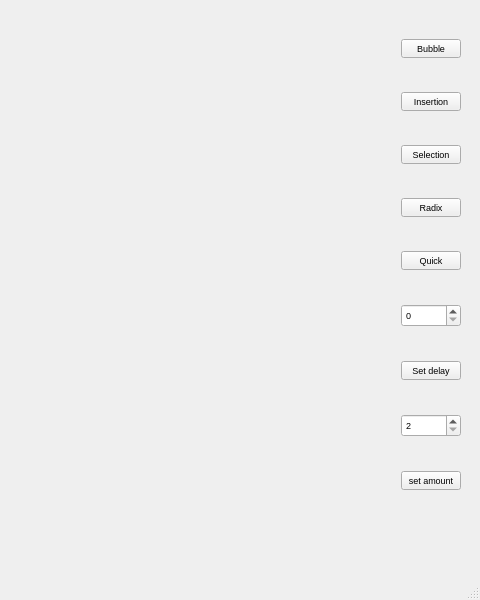
This is gui/barGraph/mainwindow.ui in ethancfung/Sorting-Pathfinding-Algorithm-Visualizer as Qt 5 draws it before an edit; both pictures show x 520 to 1000 and y 0 to 600 of the 1000 by 600 pixel window. The edited form follows.
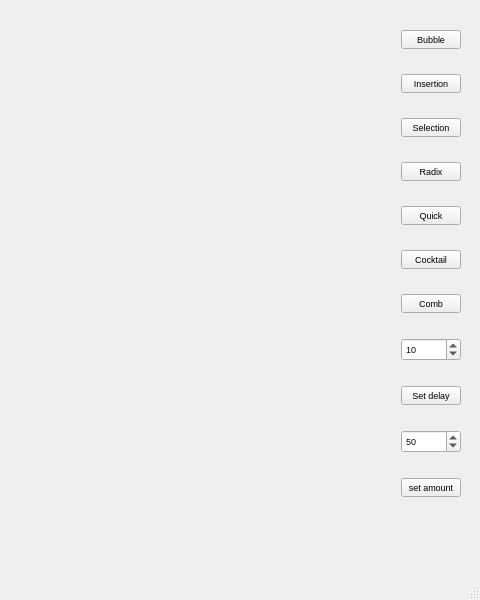
This is the edited form.

Commit message: added comb and cocktail sort

What changed in the file:
```diff
--- a/gui/barGraph/mainwindow.ui
+++ b/gui/barGraph/mainwindow.ui
@@ -90,6 +90,30 @@
        </property>
       </widget>
      </item>
+     <item>
+      <widget class="QPushButton" name="cocktail">
+       <property name="font">
+        <font>
+         <pointsize>7</pointsize>
+        </font>
+       </property>
+       <property name="text">
+        <string>Cocktail</string>
+       </property>
+      </widget>
+     </item>
+     <item>
+      <widget class="QPushButton" name="comb">
+       <property name="font">
+        <font>
+         <pointsize>7</pointsize>
+        </font>
+       </property>
+       <property name="text">
+        <string>Comb</string>
+       </property>
+      </widget>
+     </item>
      <item>
       <widget class="QSpinBox" name="spinBox">
        <property name="font">
@@ -107,7 +131,7 @@
         <number>10000</number>
        </property>
        <property name="value">
-        <number>0</number>
+        <number>10</number>
        </property>
       </widget>
      </item>
@@ -137,10 +161,10 @@
         <number>2</number>
        </property>
        <property name="maximum">
-        <number>300</number>
+        <number>900</number>
        </property>
        <property name="value">
-        <number>2</number>
+        <number>50</number>
        </property>
       </widget>
      </item>
```
The commit also changes 2 other files.
